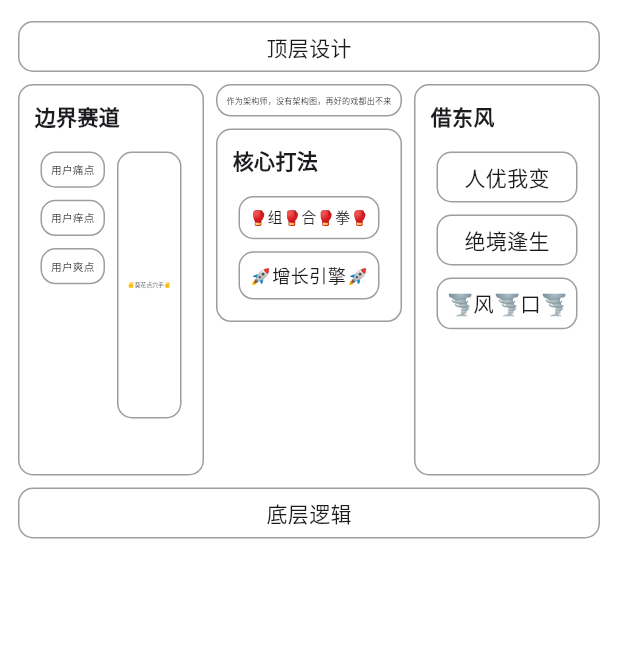
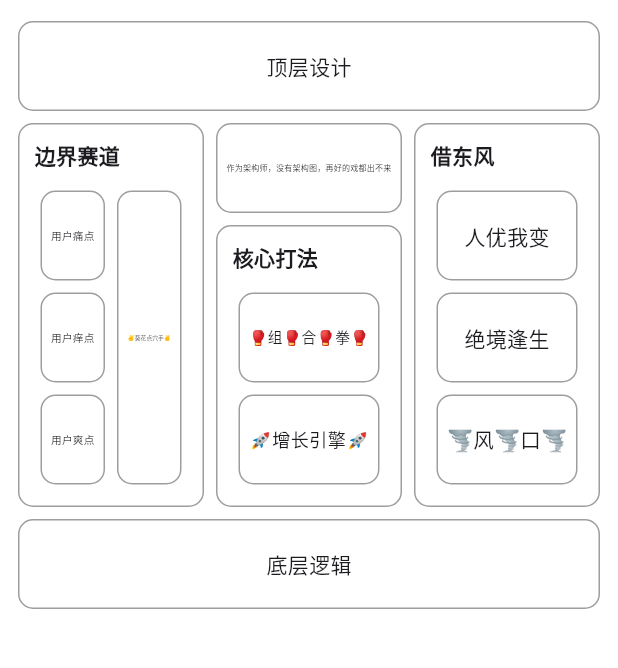
Before and after one commit to maxiee/arch_empower, a Flutter app: the screen it shows after launch, on a phone screen of 412 x 824 dp, the part 66-734 px from its top. Run offline on Flutter 3.47's test engine with Material 3 defaults, Android fonts, the phone set to English and light mode, and no system bars.

Commit message:
fix pixel overflow issue.

```diff
--- a/lib/src/box.dart
+++ b/lib/src/box.dart
@@ -6,17 +6,20 @@ class Box extends StatelessWidget {
     required this.title,
     this.subtitle,
     this.color = Colors.white,
+    this.height = 60,
   });
 
   final String title;
   final String? subtitle;
   final Color color;
+  final double height;
 
   @override
   Widget build(BuildContext context) {
     return Container(
       margin: const EdgeInsets.all(4),
       padding: const EdgeInsets.all(6),
+      height: 60,
       decoration: BoxDecoration(
         color: color,
         border: Border.all(color: Colors.grey),
--- a/lib/src/group.dart
+++ b/lib/src/group.dart
@@ -1,3 +1,4 @@
+import 'package:arch_empower/arch_empower.dart';
 import 'package:flutter/material.dart';
 
 class Group extends StatelessWidget {
@@ -15,16 +16,16 @@ class Group extends StatelessWidget {
           border: Border.all(color: Colors.grey),
           borderRadius: BorderRadius.circular(10),
         ),
-        child: Column(
+        child: C(
           children: [
-            Row(children: [
+            R(children: [
               Text(
                 title,
                 style: const TextStyle(fontWeight: FontWeight.bold),
               )
             ]),
-            if (child != null) SizedBox(height: 10),
-            if (child != null) child!,
+            if (child != null) const SizedBox(height: 10),
+            if (child != null) Flexible(child: child!),
           ],
         ));
   }
```
